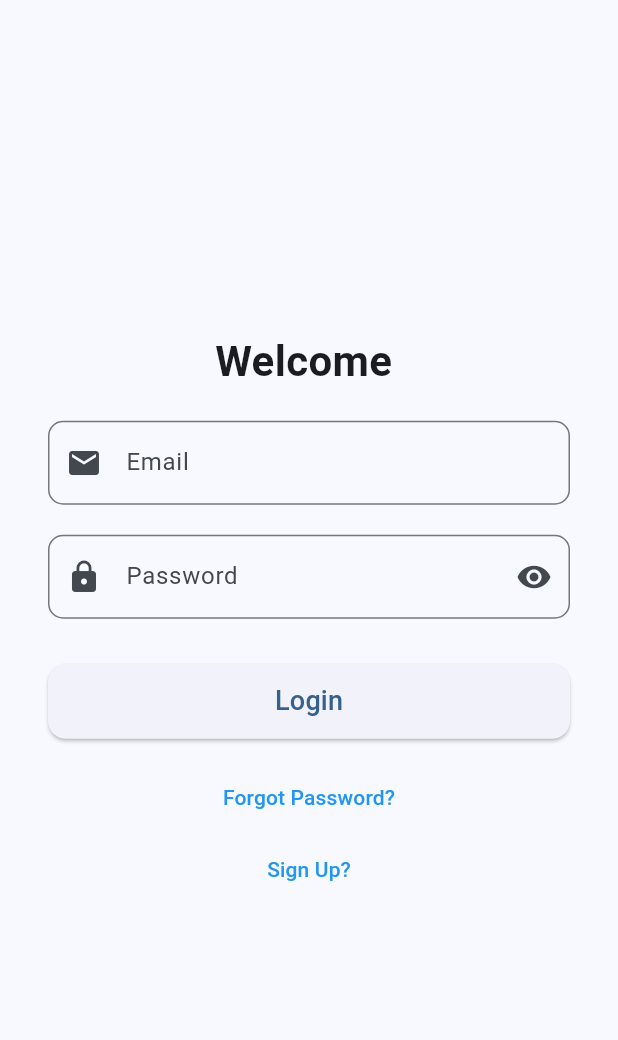
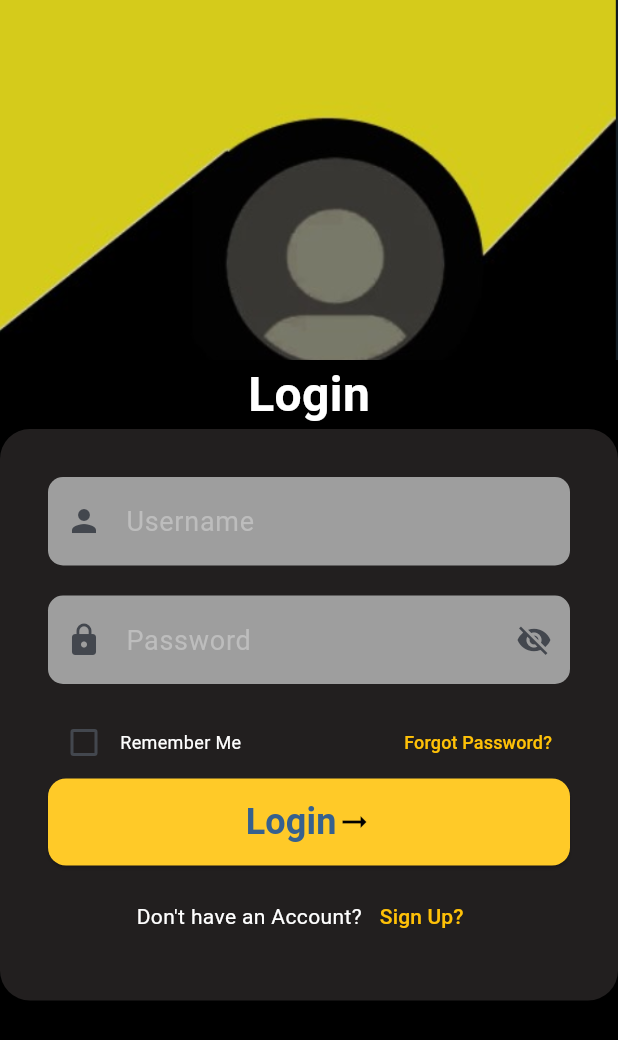
Before and after one commit to GyanSinghRaj/expense_tracker, a Flutter app: the LoginPage screen opened directly, on a phone screen of 412 x 824 dp. Shown: the top 1040 px of the screen. Run offline on Flutter 3.47's test engine with Material 3 defaults, Android fonts, the phone set to English and light mode, and no system bars; our stand-ins replace cloud_firestore, firebase_core, fl_chart, flutter_bloc, font_awesome_flutter, get_it and 2 more; accounts and stored records are empty.

Commit message:
login page made without font

```diff
--- a/lib/features/user/presentation/pages/login_page.dart
+++ b/lib/features/user/presentation/pages/login_page.dart
@@ -9,13 +9,16 @@ class LoginPage extends StatefulWidget {
 }
 
 class _LoginPageState extends State<LoginPage> {
+  bool isRememberPassword = false;
+  bool _obscurePassword = true;
   final _formKey = GlobalKey<FormState>();
-  final TextEditingController _emailController = TextEditingController();
+  final TextEditingController _usernameController = TextEditingController();
   final TextEditingController _passwordController = TextEditingController();
 
   void _login() {
     if (_formKey.currentState!.validate()) {
-      // Perform login logic
+      print(_usernameController.text);
+      print(_passwordController.text);
       ScaffoldMessenger.of(context).showSnackBar(
         const SnackBar(content: Text('Logging in...')),
       );
@@ -25,57 +28,95 @@ class _LoginPageState extends State<LoginPage> {
   @override
   Widget build(BuildContext context) {
     return Scaffold(
-      body: Center(
-        child: Padding(
-          padding: const EdgeInsets.symmetric(horizontal: 32.0),
+      backgroundColor: Colors.black,
+      // appBar: AppBar(),
+      body: Container(
+        color: Colors.black,
         child: SingleChildScrollView(
+          child: Column(
+            children: [
+              Container(
+                height: 240,
+                width: double.infinity,
+                child: Image.asset(
+                  'assets/images/loginback.png',
+                  fit: BoxFit.cover,
+                ),
+              ),
+              Column(children: [
+                Text(
+                  "Login",
+                  style: TextStyle(
+                    fontFamily: 'Roboto',
+                    fontWeight: FontWeight.bold,
+                    fontSize: 32,
+                    color: Colors.white,
+                  ),
+                ),
+                Container(
+                  decoration: BoxDecoration(
+                    color: const Color.fromARGB(221, 39, 36, 36),
+                    borderRadius: BorderRadius.circular(20),
+                  ),
+                  padding: const EdgeInsets.all(32.0),
                   child: Form(
                       key: _formKey,
                       child: Column(
-                mainAxisAlignment: MainAxisAlignment.center,
                         children: [
-                  const Text(
-                    'Welcome ',
-                    style: TextStyle(
-                      fontSize: 28,
-                      fontWeight: FontWeight.bold,
-                    ),
-                  ),
-                  const SizedBox(height: 20),
                           TextFormField(
-                    controller: _emailController,
+                            controller: _usernameController,
                             decoration: InputDecoration(
-                      labelText: 'Email',
+                              hintText: "Username",
+                              hintStyle: TextStyle(
+                                  color: Colors.grey[400], fontSize: 18),
+                              filled: true,
+                              fillColor: Colors.grey,
                               border: OutlineInputBorder(
                                 borderRadius: BorderRadius.circular(10),
+                                borderSide: BorderSide.none,
                               ),
-                      prefixIcon: const Icon(Icons.email),
+                              prefixIcon: const Icon(Icons.person),
                             ),
                             validator: (value) {
                               if (value == null || value.isEmpty) {
-                        return 'Please enter your email';
-                      } else if (!RegExp(r"^[a-zA-Z0-9+_.-]+@[a-zA-Z0-9.-]+$")
-                          .hasMatch(value)) {
-                        return 'Enter a valid email';
+                                return 'Please enter your username';
                               }
                               return null;
                             },
+                            style: TextStyle(
+                              color: Colors.white,
                             ),
-                  const SizedBox(height: 20),
+                          ),
+                          SizedBox(
+                            height: 20,
+                          ),
                           TextFormField(
                             controller: _passwordController,
                             decoration: InputDecoration(
-                      labelText: 'Password',
+                              hintText: 'Password',
+                              hintStyle: TextStyle(
+                                  color: Colors.grey[400], fontSize: 18),
+                              fillColor: Colors.grey,
+                              filled: true,
                               border: OutlineInputBorder(
                                 borderRadius: BorderRadius.circular(10),
+                                borderSide: BorderSide.none,
                               ),
                               prefixIcon: const Icon(Icons.lock),
                               suffixIcon: IconButton(
-                        icon: const Icon(Icons.visibility),
-                        onPressed: () {},
+                                icon: Icon(
+                                  _obscurePassword
+                                      ? Icons.visibility_off
+                                      : Icons.visibility,
+                                ),
+                                onPressed: () {
+                                  setState(() {
+                                    _obscurePassword = !_obscurePassword;
+                                  });
+                                },
                               ),
                             ),
-                    obscureText: true,
+                            obscureText: _obscurePassword,
                             validator: (value) {
                               if (value == null || value.isEmpty) {
                                 return 'Please enter your password';
@@ -85,26 +126,77 @@ class _LoginPageState extends State<LoginPage> {
                               return null;
                             },
                           ),
-                  const SizedBox(height: 30),
                           SizedBox(
-                    width: double.infinity,
-                    height: 50,
-                    child: ElevatedButton(
+                            height: 15,
+                          ),
+                          Row(
+                            children: [
+                              Row(
+                                children: [
+                                  Checkbox(
+                                    value: isRememberPassword,
+                                    onChanged: (bool? newValue) {
+                                      setState(() {
+                                        isRememberPassword = newValue!;
+                                      });
+                                    },
+                                    activeColor:
+                                        Colors.blue, // Color when checked
+                                    checkColor: Colors.white, // Checkmark color
+                                  ),
+                                  Text(
+                                    'Remember Me',
+                                    style: TextStyle(
+                                        fontSize: 12, color: Colors.white),
+                                  ),
+                                ],
+                              ),
+                              Spacer(),
+                              TextButton(
                                   onPressed: _login,
+                                  child: const Text('Forgot Password?',
+                                      style: TextStyle(
+                                          color: Colors.amber, fontSize: 12))),
+                            ],
+                          ),
+                          ElevatedButton(
+                              onPressed: () {},
                               style: ElevatedButton.styleFrom(
+                                  backgroundColor: Colors.amber[400],
                                   shape: RoundedRectangleBorder(
                                     borderRadius: BorderRadius.circular(12),
                                   ),
-                      ),
-                      child:
-                          const Text('Login', style: TextStyle(fontSize: 18)),
+                                  padding: EdgeInsets.symmetric(
+                                      vertical: 12, horizontal: 32)),
+                              child: Row(
+                                mainAxisAlignment: MainAxisAlignment.center,
+                                crossAxisAlignment: CrossAxisAlignment.center,
+                                children: [
+                                  Text('Login',
+                                      style: TextStyle(
+                                          fontSize: 24,
+                                          fontWeight: FontWeight.bold)),
+                                  Align(
+                                    child: Icon(
+                                      Icons.arrow_right_alt,
+                                      color: Colors.black,
+                                      size: 24,
                                     ),
                                   ),
-                  const SizedBox(height: 15),
-                  TextButton(
-                    onPressed: () {},
-                    child: const Text('Forgot Password?',
-                        style: TextStyle(color: Colors.blue)),
+                                ],
+                              )),
+                          const SizedBox(height: 10),
+                          Align(
+                            alignment: Alignment.center,
+                            child: Row(
+                              mainAxisAlignment: MainAxisAlignment
+                                  .center, // Center horizontally
+                              crossAxisAlignment: CrossAxisAlignment
+                                  .center, // Center vertically
+                              children: [
+                                Text(
+                                  "Don't have an Account?",
+                                  style: TextStyle(color: Colors.white),
                                 ),
                                 TextButton(
                                   onPressed: () {
@@ -112,14 +204,22 @@ class _LoginPageState extends State<LoginPage> {
                                       context,
                                       MaterialPageRoute(
                                         builder: (context) => SignUpPage(),
-                          ));
+                                      ),
+                                    );
                                   },
-                    child: const Text('Sign Up?',
-                        style: TextStyle(color: Colors.blue)),
+                                  child: const Text(
+                                    'Sign Up?',
+                                    style: TextStyle(color: Colors.amber),
+                                  ),
                                 ),
                               ],
                             ),
+                          )
+                        ],
+                      )),
                 ),
+              ]),
+            ],
           ),
         ),
       ),
--- a/lib/main.dart
+++ b/lib/main.dart
@@ -1,4 +1,5 @@
 import 'package:expense_tracker/features/user/presentation/pages/login_page.dart';
+import 'package:expense_tracker/onboarding_page.dart';
 import 'package:firebase_core/firebase_core.dart';
 import 'package:flutter/material.dart';
 
@@ -20,6 +21,6 @@ class MyApp extends StatelessWidget {
           colorScheme: ColorScheme.fromSeed(seedColor: Colors.blue),
           useMaterial3: true,
         ),
-        home: LoginPage());
+        home: OnboardingPage());
   }
 }
--- a/pubspec.yaml
+++ b/pubspec.yaml
@@ -46,6 +46,7 @@ dependencies:
   permission_handler: ^11.3.1
   font_awesome_flutter: ^10.8.0
   fl_chart: ^0.69.2
+  typewritertext: ^3.0.9
 
 dev_dependencies:
   flutter_test:
@@ -70,8 +71,8 @@ flutter:
   uses-material-design: true
 
   # To add assets to your application, add an assets section, like this:
-  # assets:
-  #   - images/a_dot_burr.jpeg
+  assets:
+    - assets/images/
   #   - images/a_dot_ham.jpeg
 
   # An image asset can refer to one or more resolution-specific "variants", see
```
Also changed, not shown: lib/onboarding_page.dart (added, +97 -0 lines), assets/images/loginback.png (added), assets/images/onboarding.png (added). Lines whose indentation alone changed are shown as unchanged.
